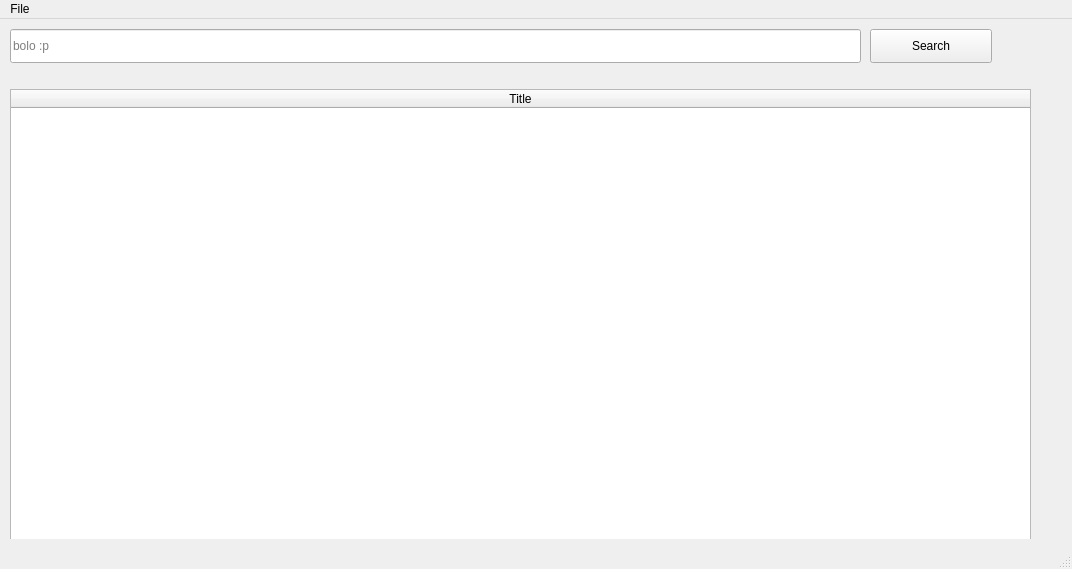
Qt form main.ui (JohnWill14/article-search) before a commit.
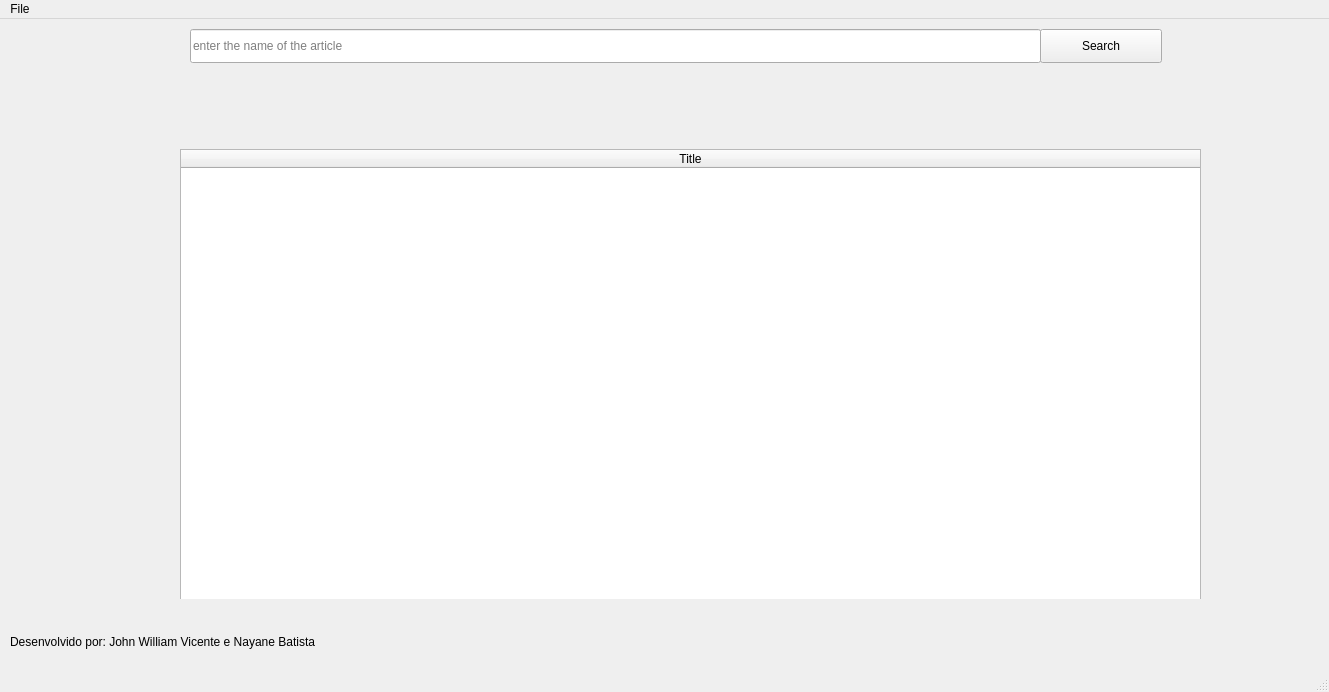
The same form after that commit. Icons and pictures are not drawn.

Patch:
```diff
--- a/main.ui
+++ b/main.ui
@@ -6,8 +6,8 @@
    <rect>
     <x>0</x>
     <y>0</y>
-    <width>1072</width>
-    <height>569</height>
+    <width>1329</width>
+    <height>692</height>
    </rect>
   </property>
   <property name="windowTitle">
@@ -21,20 +21,20 @@
    <widget class="QLineEdit" name="stringline">
     <property name="geometry">
      <rect>
-      <x>10</x>
+      <x>190</x>
       <y>10</y>
       <width>851</width>
       <height>34</height>
      </rect>
     </property>
     <property name="placeholderText">
-     <string>bolo :p</string>
+     <string>enter the name of the article</string>
     </property>
    </widget>
    <widget class="QPushButton" name="searchButton">
     <property name="geometry">
      <rect>
-      <x>870</x>
+      <x>1040</x>
       <y>10</y>
       <width>122</width>
       <height>34</height>
@@ -50,8 +50,8 @@
    <widget class="QFrame" name="frame_not_found">
     <property name="geometry">
      <rect>
-      <x>10</x>
-      <y>70</y>
+      <x>180</x>
+      <y>130</y>
       <width>1021</width>
       <height>450</height>
      </rect>
@@ -224,13 +224,31 @@
      </widget>
     </widget>
    </widget>
+   <widget class="QLabel" name="label_2">
+    <property name="geometry">
+     <rect>
+      <x>10</x>
+      <y>610</y>
+      <width>631</width>
+      <height>26</height>
+     </rect>
+    </property>
+    <property name="font">
+     <font>
+      <pointsize>9</pointsize>
+     </font>
+    </property>
+    <property name="text">
+     <string>Desenvolvido por: John William Vicente e Nayane Batista</string>
+    </property>
+   </widget>
   </widget>
   <widget class="QMenuBar" name="menubar">
    <property name="geometry">
     <rect>
      <x>0</x>
      <y>0</y>
-     <width>1072</width>
+     <width>1329</width>
      <height>31</height>
     </rect>
    </property>
```
